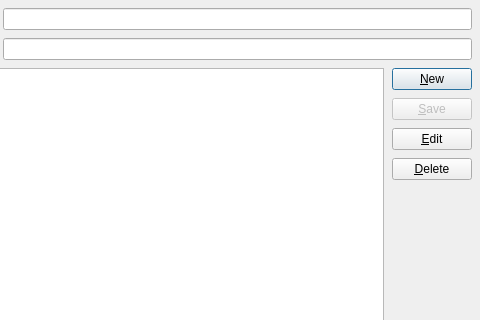
Old version of the form resources/forms/alertdialog.ui in the repository zonArt/openlp; both pictures show x 87 to 567 and y 0 to 320 of the 567 by 440 pixel window.
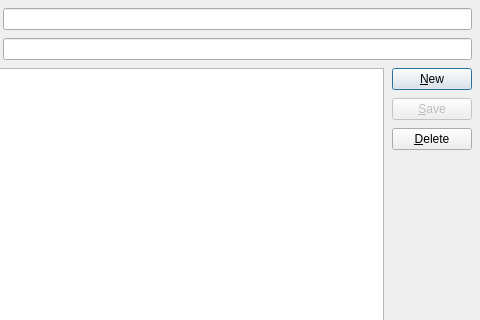
New version of the form. Icons and pictures are not drawn.

Diff of the .ui file:
```diff
--- a/resources/forms/alertdialog.ui
+++ b/resources/forms/alertdialog.ui
@@ -117,17 +117,6 @@
          </property>
         </widget>
        </item>
-       <item>
-        <widget class="QPushButton" name="EditButton">
-         <property name="text">
-          <string>&amp;Edit</string>
-         </property>
-         <property name="icon">
-          <iconset resource="../Projects/OpenLP/trunk/resources/images/openlp-2.qrc">
-           <normaloff>:/general/general_edit.png</normaloff>:/general/general_edit.png</iconset>
-         </property>
-        </widget>
-       </item>
        <item>
         <widget class="QPushButton" name="DeleteButton">
          <property name="text">
```
Left out of the diff: 17 changed lines with no effect on the pictures.
